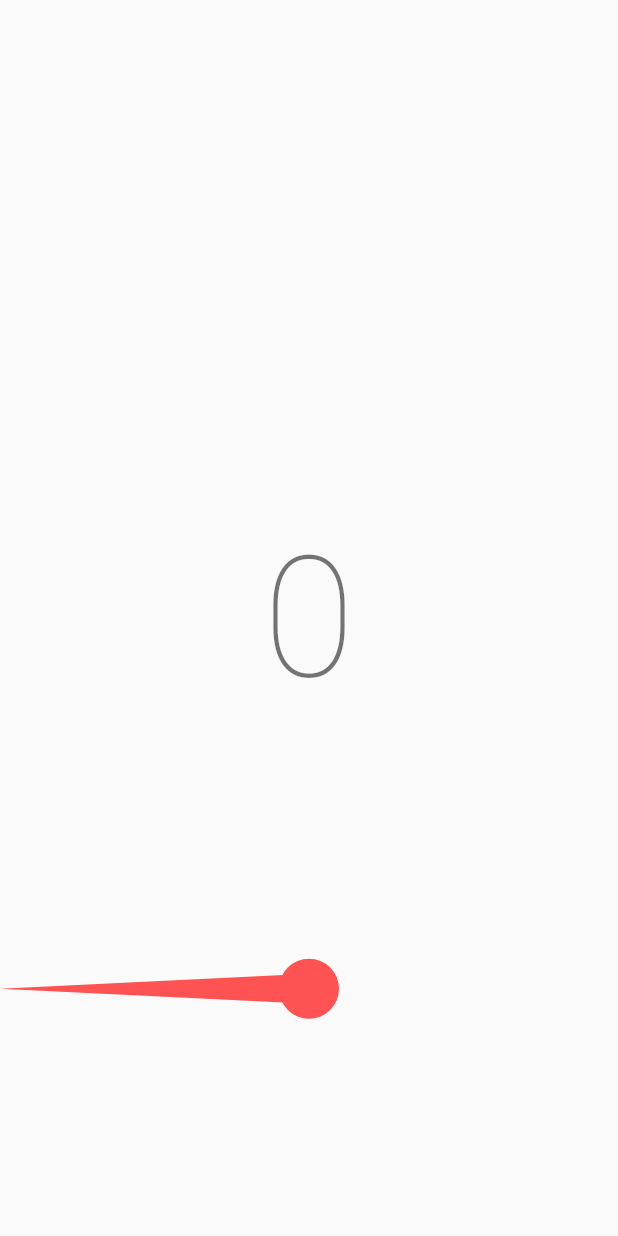
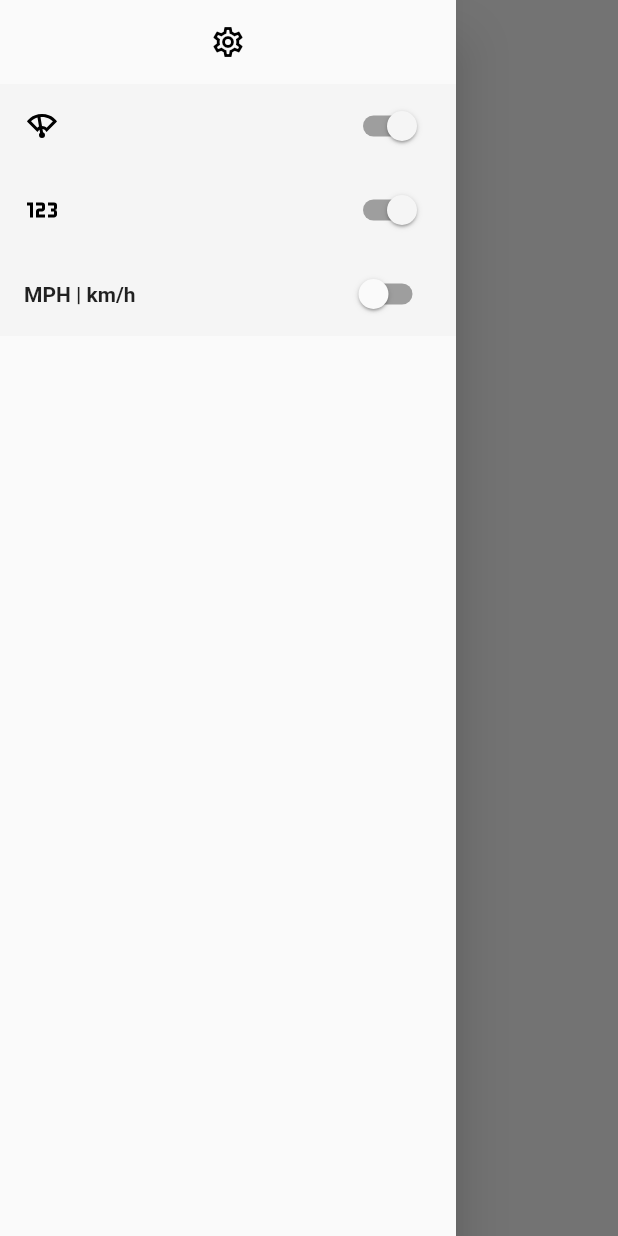
Before and after one commit to BlakeBarrett/SPDO, a Flutter app: the screen it shows after launch, with the side drawer open (before the commit the screen has no drawer), on a phone screen of 412 x 824 dp. Run offline on Flutter 3.47's test engine with Material 2 defaults, Android fonts, the phone set to English and light mode, and no system bars; our stand-ins replace flutter_svg, geolocator, shared_preferences.

Commit message:
Settings Drawer (#4)
* Adding a scratch example of how to make a drawer (pulled from FlutterFlow.io)

* Update README.md

* Update AppIcon (#6)

* Adding a hacked up SVG

* Adding SVG and Release launch config.

* AppIcon works for both mobile platforms!

* Update README with how-to update AppIcon

* Add debug launch mode.

* Drawer exists!
Toggling switches changes state!

* Fixing iOS/Xcode warnings

* Split out Info.plist files into Debug and Release

* Landscape ONLY, for both iPhone / iPad

* Removed drawer.dart scratch file.

* Settings icon in drawer looks much better now.

* Settings persist across sessions!

* All three settings work (analog, digital, units)

* Settings menu looks cooler now.

```diff
--- a/lib/main.dart
+++ b/lib/main.dart
@@ -1,6 +1,8 @@
 import 'package:flutter/animation.dart';
 import 'package:flutter/material.dart';
 import 'package:geolocator/geolocator.dart';
+import 'package:shared_preferences/shared_preferences.dart';
+import 'package:flutter_svg/flutter_svg.dart';
 import 'speedreader.dart';
 import 'gauges/digital.dart';
 import 'gauges/analog.dart';
@@ -17,44 +19,148 @@ class SPDO_App extends StatelessWidget {
     return MaterialApp(
       title: 'SPDO',
       theme: ThemeData(
-        // This is the theme of your application.
-        //
-        // Try running your application with "flutter run". You'll see the
-        // application has a blue toolbar. Then, without quitting the app, try
-        // changing the primarySwatch below to Colors.green and then invoke
-        // "hot reload" (press "r" in the console where you ran "flutter run",
-        // or simply save your changes to "hot reload" in a Flutter IDE).
-        // Notice that the counter didn't reset back to zero; the application
-        // is not restarted.
         primarySwatch: Colors.pink,
       ),
-      home: SpeedListenerWidget(),
+      home: SpeedometerScaffold(),
       debugShowCheckedModeBanner: false,
     );
   }
 }
 
+@immutable
+class SpeedometerScaffold extends StatefulWidget {
+  @override
+  _SpeedometerScaffoldState createState() => _SpeedometerScaffoldState();
+}
+
+class _SpeedometerScaffoldState extends State<SpeedometerScaffold> {
+  final String displayMetric = "km/h";
+  final String displayImperial = "MPH";
+  String unitsSubtitle = "MPH | km/h";
+
+  bool unitsMetric = false;
+  bool showDigital = true;
+  bool showAnalog = true;
+
+  final sliderColor = Color(0xFFF5F5F5);
+  final scaffoldKey = GlobalKey<ScaffoldState>();
+
+  late final SharedPreferences prefs;
+
+  @override
+  void initState() {
+    super.initState();
+    loadPreferences();
+  }
+
+  void loadPreferences() async {
+    prefs = await SharedPreferences.getInstance();
+    unitsMetric = prefs.getBool('unitsMetric') ?? false;
+    showDigital = prefs.getBool('showDigital') ?? true;
+    showAnalog = prefs.getBool('showAnalog') ?? true;
+  }
+
+  @override
+  Widget build(BuildContext context) {
+    return Scaffold(
+      body: SpeedListenerWidget(
+        metric: unitsMetric,
+        digital: showDigital,
+        analog: showAnalog,
+      ),
+      drawer: Drawer(
+        elevation: 16,
+        child: Column(
+          mainAxisSize: MainAxisSize.max,
+          children: [
+            ListTile(
+                title: Icon(
+              Icons.settings_outlined,
+              color: Colors.black,
+              size: 24,
+            )),
+            SwitchListTile(
+              value: showAnalog,
+              onChanged: (newValue) => setState(() {
+                showAnalog = newValue;
+                prefs.setBool('showAnalog', newValue);
+              }),
+              secondary: SvgPicture.asset('assets/wiper.svg'),
+              tileColor: sliderColor,
+              activeColor: sliderColor,
+              activeTrackColor: Colors.grey,
+              inactiveTrackColor: Colors.grey,
+              dense: false,
+              controlAffinity: ListTileControlAffinity.trailing,
+            ),
+            SwitchListTile(
+              value: showDigital,
+              onChanged: (newValue) => setState(() {
+                showDigital = newValue;
+                prefs.setBool('showDigital', newValue);
+              }),
+              secondary: SvgPicture.asset('assets/numeric.svg'),
+              tileColor: sliderColor,
+              activeColor: sliderColor,
+              activeTrackColor: Colors.grey,
+              inactiveTrackColor: Colors.grey,
+              dense: false,
+              controlAffinity: ListTileControlAffinity.trailing,
+            ),
+            SwitchListTile(
+              value: unitsMetric,
+              onChanged: (newValue) => setState(() {
+                unitsMetric = newValue;
+                prefs.setBool('unitsMetric', newValue);
+              }),
+              title: Text(unitsSubtitle,
+                  style: TextStyle(fontWeight: FontWeight.bold)),
+              tileColor: sliderColor,
+              activeColor: sliderColor,
+              activeTrackColor: Colors.grey,
+              inactiveTrackColor: Colors.grey,
+              dense: false,
+              controlAffinity: ListTileControlAffinity.trailing,
+            ),
+          ],
+        ),
+      ),
+    );
+  }
+}
+
+@immutable
 class SpeedListenerWidget extends StatefulWidget {
-  SpeedListenerWidget({Key? key}) : super(key: key);
+  SpeedListenerWidget(
+      {Key? key, this.metric = false, this.digital = true, this.analog = true})
+      : super(key: key);
+
+  final bool metric;
+  final bool digital;
+  final bool analog;
+  late final SpeedReader speedReader;
+
   @override
   _SpeedListenerWidgetState createState() => _SpeedListenerWidgetState();
 }
 
 class _SpeedListenerWidgetState extends State<SpeedListenerWidget> {
-  var _display = '0';
+  var _display = '';
   var _speed = 0;
-  var _showMetric = false;
   var _fastestSpeedKPH = 0.0; // kilometers per hour;
 
-  late var _speedReader;
+  final displayMetric = "km/h";
+  final displayImperial = "MPH";
 
   @override
   void initState() {
     super.initState();
-    _speedReader = SpeedReader((final Position position) {
+
+    this.widget.speedReader = SpeedReader((final Position position) {
       setState(() {
         var speedKPH = msToKPH(position.speed);
-        _speed = (_showMetric ? speedKPH : kphToMPH(speedKPH)).abs().round();
+        _speed =
+            (this.widget.metric ? speedKPH : kphToMPH(speedKPH)).abs().round();
 
         // keep track of where we are
         // _lastPosition = position;
@@ -63,8 +169,13 @@ class _SpeedListenerWidgetState extends State<SpeedListenerWidget> {
         if (speedKPH > _fastestSpeedKPH) _fastestSpeedKPH = speedKPH;
 
         final String displaySpeed = _speed.toString();
-
-        _display = (_showMetric ? displaySpeed + 'km/h' : displaySpeed + 'MPH');
+        if (this.widget.digital) {
+          _display = (this.widget.metric
+              ? displaySpeed + displayMetric
+              : displaySpeed + displayImperial);
+        } else {
+          _display = '';
+        }
 
         print(_display);
       });
@@ -73,7 +184,7 @@ class _SpeedListenerWidgetState extends State<SpeedListenerWidget> {
 
   @override
   void dispose() {
-    _speedReader.cancel();
+    this.widget.speedReader.cancel();
     super.dispose();
   }
 
@@ -89,15 +200,21 @@ class _SpeedListenerWidgetState extends State<SpeedListenerWidget> {
 
   @override
   Widget build(BuildContext context) {
-    return SpeedometerWidget(speed: _speed.toDouble(), display: _display);
+    return SpeedometerWidget(
+        speed: _speed.toDouble(),
+        display: _display,
+        analog: this.widget.analog);
   }
 }
 
 @immutable
 class SpeedometerWidget extends StatefulWidget {
-  SpeedometerWidget({required this.speed, required this.display}) : super();
+  SpeedometerWidget(
+      {required this.speed, required this.display, required this.analog})
+      : super();
   final double speed;
   final String display;
+  final bool analog;
 
   @override
   _SpeedometerWidgetState createState() => _SpeedometerWidgetState();
@@ -146,16 +263,18 @@ class _SpeedometerWidgetState extends State<SpeedometerWidget>
     if (_animation != null) {
       _speed = _animation!.value;
     }
+
+    List<Widget> _children = [];
+    if (this.widget.analog) {
+      _children.add(AnalogGauge(speed: _speed));
+    }
+    _children.add(Center(
+      child: DigitalGauge(value: widget.display),
+    ));
+
     return Scaffold(
       body: Center(
-        child: Stack(
-          children: <Widget>[
-            AnalogGauge(speed: _speed),
-            Center(
-              child: DigitalGauge(value: widget.display),
-            )
-          ],
-        ),
+        child: Stack(children: _children),
       ),
     );
   }
--- a/pubspec.yaml
+++ b/pubspec.yaml
@@ -30,6 +30,8 @@ dependencies:
   # cupertino_icons: ^1.0.2
   geolocator: ^7.0.3
   flutter_launcher_icons: ^0.9.0
+  shared_preferences: ^2.0.6
+  flutter_svg: ^0.22.0
 
 dev_dependencies:
   flutter_test:
@@ -57,6 +59,9 @@ flutter:
   # assets:
   #   - images/a_dot_burr.jpeg
   #   - images/a_dot_ham.jpeg
+  assets:
+    - assets/numeric.svg
+    - assets/wiper.svg
 
   # An image asset can refer to one or more resolution-specific "variants", see
   # https://flutter.dev/assets-and-images/#resolution-aware.
```
Also changed, not shown: assets/numeric.svg (added), assets/wiper.svg (added), 5 other files.
